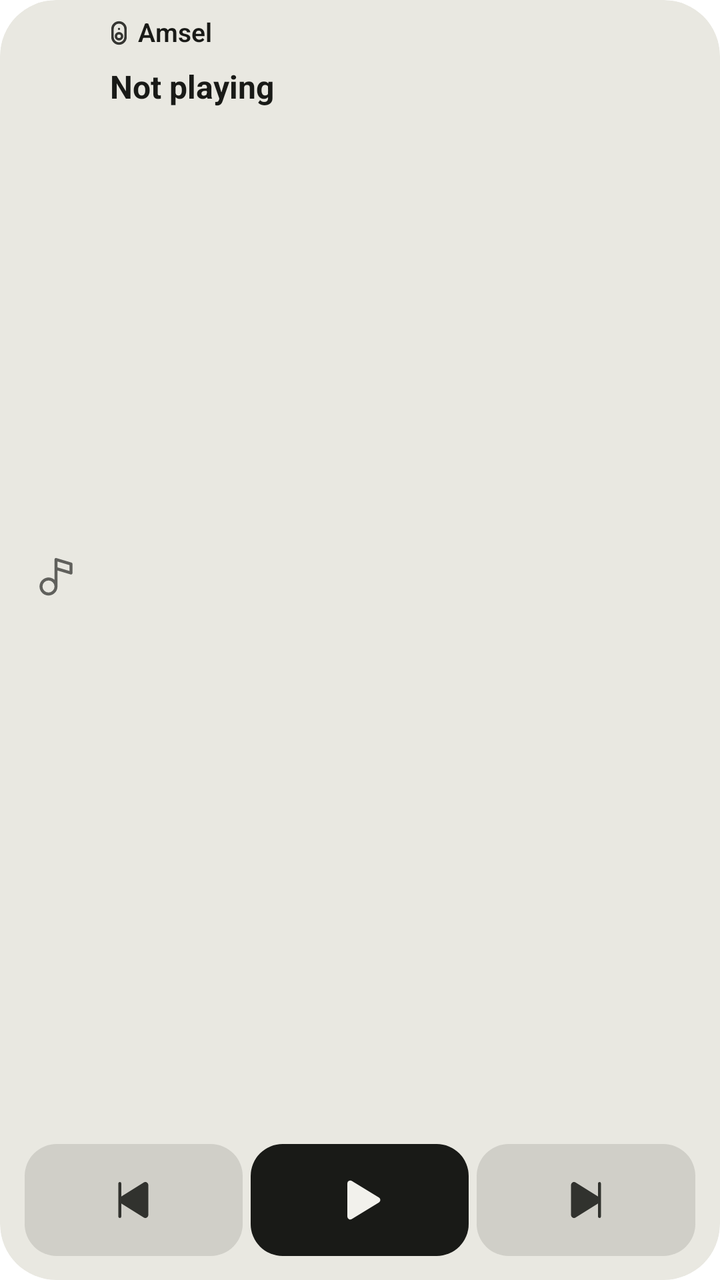
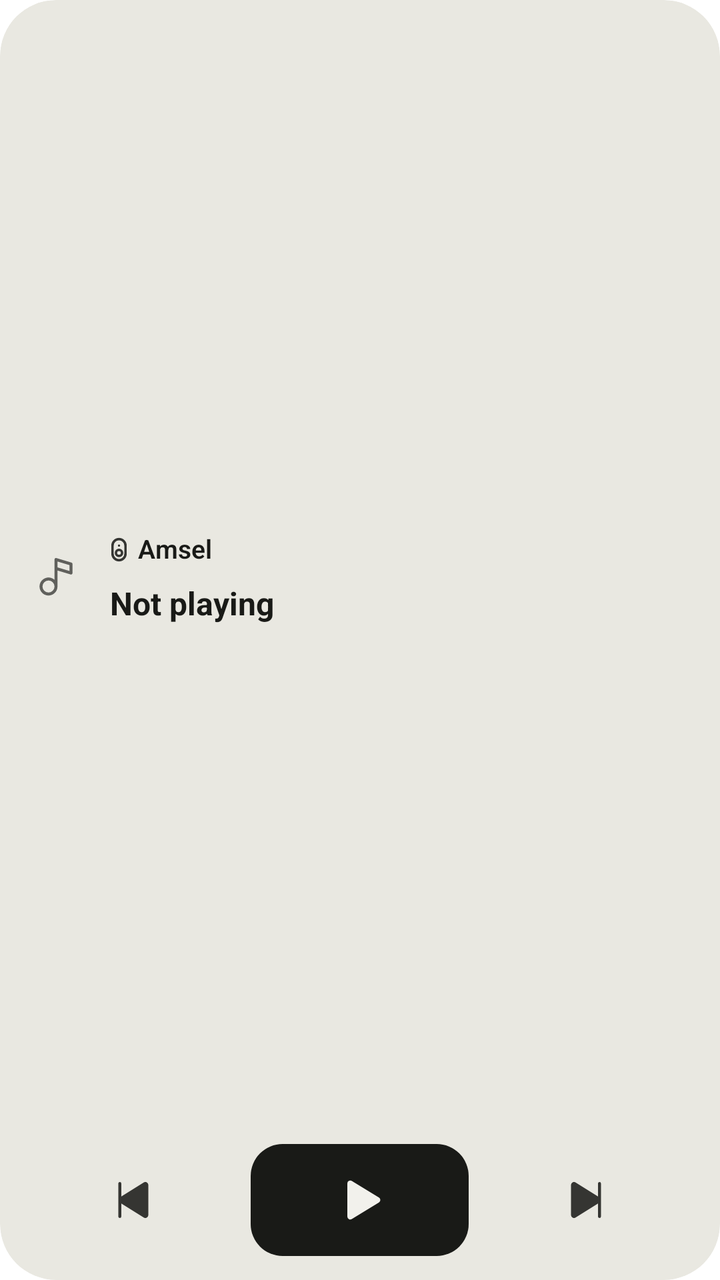

An Android layout rendered at two revisions. The XML below is the earlier revision; the diff shows what the commit changed to produce the second picture.
<!-- AndroidManifest.xml: application theme Theme.Amsel.Starting -->
<!-- res/layout/widget_player.xml -->
<?xml version="1.0" encoding="utf-8"?>
<FrameLayout xmlns:android="http://schemas.android.com/apk/res/android"
    xmlns:tools="http://schemas.android.com/tools"
    android:id="@android:id/background"
    android:layout_width="match_parent"
    android:layout_height="match_parent"
    android:background="@drawable/widget_background_cover"
    android:clipToOutline="true"
    tools:targetApi="31">

    <ImageView
        android:id="@+id/widget_cover"
        android:layout_width="match_parent"
        android:layout_height="match_parent"
        android:importantForAccessibility="no"
        android:scaleType="centerCrop"
        android:visibility="gone" />

    
    <ImageView
        android:id="@+id/widget_veil"
        android:layout_width="match_parent"
        android:layout_height="match_parent"
        android:importantForAccessibility="no"
        android:visibility="gone" />

    <LinearLayout
        android:id="@+id/widget_body"
        android:layout_width="match_parent"
        android:layout_height="match_parent"
        android:orientation="vertical"
        android:paddingStart="@dimen/widget_padding"
        android:paddingTop="@dimen/widget_padding_words"
        android:paddingEnd="@dimen/widget_padding"
        android:paddingBottom="@dimen/widget_padding">

        <LinearLayout
            android:layout_width="match_parent"
            android:layout_height="0dp"
            android:layout_weight="1"
            android:baselineAligned="false"
            android:orientation="horizontal">

            <include
                layout="@layout/widget_art"
                android:layout_width="wrap_content"
                android:layout_height="match_parent"
                android:layout_marginTop="@dimen/widget_words_lead_out_top" />

            
            <include
                layout="@layout/widget_words"
                android:layout_width="match_parent"
                android:layout_height="wrap_content"
                android:layout_marginStart="@dimen/widget_art_to_words_lead" />
        </LinearLayout>

        <include
            layout="@layout/widget_buttons"
            android:layout_width="match_parent"
            android:layout_height="@dimen/widget_cell_height"
            android:layout_marginStart="@dimen/widget_cell_inset_out"
            android:layout_marginTop="@dimen/widget_words_to_cells"
            android:layout_marginEnd="@dimen/widget_cell_inset_out" />
    </LinearLayout>
</FrameLayout>
<!-- res/layout/widget_art.xml (included above) -->
<?xml version="1.0" encoding="utf-8"?>
<FrameLayout xmlns:android="http://schemas.android.com/apk/res/android"
    xmlns:tools="http://schemas.android.com/tools"
    android:id="@+id/widget_art_box"
    android:layout_width="wrap_content"
    android:layout_height="match_parent"
    tools:ignore="MergeRootFrame">

    <ImageView
        android:id="@+id/widget_art"
        android:layout_width="wrap_content"
        android:layout_height="match_parent"
        android:adjustViewBounds="true"
        android:importantForAccessibility="no"
        android:scaleType="fitCenter"
        android:visibility="gone" />

    
    <ImageView
        android:id="@+id/widget_art_night"
        android:layout_width="wrap_content"
        android:layout_height="match_parent"
        android:adjustViewBounds="true"
        android:importantForAccessibility="no"
        android:scaleType="fitCenter"
        android:tint="@color/widget_night_tone"
        android:tintMode="src_in"
        android:visibility="gone" />

    <ImageView
        android:id="@+id/widget_art_blank"
        android:layout_width="wrap_content"
        android:layout_height="match_parent"
        android:adjustViewBounds="true"
        android:importantForAccessibility="no"
        android:scaleType="fitCenter"
        android:tint="@color/widget_cell_light"
        android:tintMode="src_in" />

    
    <ImageView
        android:id="@+id/widget_art_glyph"
        android:layout_width="32dp"
        android:layout_height="32dp"
        android:layout_gravity="center"
        android:importantForAccessibility="no"
        android:padding="4dp"
        android:src="@drawable/ic_track"
        android:tint="@color/widget_quiet_light"
        android:tintMode="src_in" />

    <ImageView
        android:id="@+id/widget_art_glyph_large"
        android:layout_width="40dp"
        android:layout_height="40dp"
        android:layout_gravity="center"
        android:importantForAccessibility="no"
        android:padding="4dp"
        android:src="@drawable/ic_track_light"
        android:tint="@color/widget_quiet_light"
        android:tintMode="src_in"
        android:visibility="gone" />
</FrameLayout>
<!-- res/layout/widget_words.xml (included above) -->
<?xml version="1.0" encoding="utf-8"?>
<LinearLayout xmlns:android="http://schemas.android.com/apk/res/android"
    android:id="@+id/widget_words"
    android:layout_width="match_parent"
    android:layout_height="wrap_content"
    android:orientation="vertical"
    android:paddingTop="3dp">

    <LinearLayout
        android:id="@+id/widget_speaker_row"
        android:layout_width="wrap_content"
        android:layout_height="wrap_content"
        android:gravity="center_vertical"
        android:orientation="horizontal"
        android:paddingStart="3dp"
        android:paddingEnd="0dp">

        <ImageView
            android:id="@+id/widget_speaker_glyph"
            android:layout_width="13sp"
            android:layout_height="13sp"
            android:importantForAccessibility="no"
            android:src="@drawable/ic_speaker_bold"
            android:tint="@color/widget_glyph_light"
            android:tintMode="src_in" />

        <TextView
            android:id="@+id/widget_speaker"
            android:layout_width="wrap_content"
            android:layout_height="wrap_content"
            android:ellipsize="end"
            android:fontFamily="sans-serif"
            android:includeFontPadding="false"
            android:lineHeight="16sp"
            android:maxLines="1"
            android:paddingStart="3dp"
            android:paddingEnd="0dp"
            android:text="@string/app_name"
            android:textColor="@color/widget_words_light"
            android:textFontWeight="600"
            android:textSize="13sp" />

        <TextView
            android:id="@+id/widget_level"
            android:layout_width="wrap_content"
            android:layout_height="wrap_content"
            android:ellipsize="end"
            android:fontFamily="sans-serif"
            android:includeFontPadding="false"
            android:lineHeight="16sp"
            android:maxLines="1"
            android:visibility="gone"
            android:textColor="@color/widget_quiet_light"
            android:textFontWeight="600"
            android:textSize="13sp" />
    </LinearLayout>

    <TextView
        android:id="@+id/widget_title"
        android:layout_width="match_parent"
        android:layout_height="wrap_content"
        android:ellipsize="end"
        android:fontFamily="sans-serif"
        android:includeFontPadding="false"
        android:lineHeight="20sp"
        android:maxLines="1"
        android:paddingStart="5dp"
        android:paddingTop="10dp"
        android:paddingEnd="0dp"
        android:text="@string/player_not_playing"
        android:textColor="@color/widget_words_light"
        android:textFontWeight="700"
        android:textSize="16sp" />

    <TextView
        android:id="@+id/widget_subtitle"
        android:layout_width="match_parent"
        android:layout_height="wrap_content"
        android:ellipsize="end"
        android:fontFamily="sans-serif"
        android:includeFontPadding="false"
        android:lineHeight="16sp"
        android:maxLines="1"
        android:paddingStart="5dp"
        android:paddingTop="4dp"
        android:paddingEnd="0dp"
        android:textColor="@color/widget_quiet_light"
        android:textFontWeight="400"
        android:textSize="13sp"
        android:visibility="gone" />
</LinearLayout>
<!-- res/layout/widget_buttons.xml (included above) -->
<?xml version="1.0" encoding="utf-8"?>
<LinearLayout xmlns:android="http://schemas.android.com/apk/res/android"
    android:id="@+id/widget_row"
    android:layout_width="match_parent"
    android:layout_height="match_parent"
    android:baselineAligned="false"
    android:orientation="horizontal">

    <FrameLayout
        android:id="@+id/widget_slot_1"
        android:layout_width="0dp"
        android:layout_weight="1"
        android:layout_height="match_parent"
        android:background="@drawable/widget_cell_light">

        <ImageView
            android:id="@+id/widget_glyph_1"
            android:layout_width="24dp"
            android:layout_height="24dp"
            android:layout_gravity="center"
            android:importantForAccessibility="no"
            android:src="@drawable/ic_skip_previous"
            android:tint="@color/widget_glyph_light"
            android:tintMode="src_in" />

        <ImageView
            android:id="@+id/widget_face_1"
            android:layout_width="28dp"
            android:layout_height="28dp"
            android:layout_gravity="center"
            android:importantForAccessibility="no"
            android:visibility="gone" />
    </FrameLayout>

    <FrameLayout
        android:id="@+id/widget_slot_2"
        android:layout_width="0dp"
        android:layout_weight="1"
        android:layout_height="match_parent"
        android:background="@drawable/widget_cell_play_light">

        <ImageView
            android:id="@+id/widget_glyph_2"
            android:layout_width="24dp"
            android:layout_height="24dp"
            android:layout_gravity="center"
            android:importantForAccessibility="no"
            android:src="@drawable/ic_play"
            android:tint="@color/widget_on_disc_light"
            android:tintMode="src_in" />

        <ImageView
            android:id="@+id/widget_face_2"
            android:layout_width="28dp"
            android:layout_height="28dp"
            android:layout_gravity="center"
            android:importantForAccessibility="no"
            android:visibility="gone" />
    </FrameLayout>

    <FrameLayout
        android:id="@+id/widget_slot_3"
        android:layout_width="0dp"
        android:layout_weight="1"
        android:layout_height="match_parent"
        android:background="@drawable/widget_cell_light">

        <ImageView
            android:id="@+id/widget_glyph_3"
            android:layout_width="24dp"
            android:layout_height="24dp"
            android:layout_gravity="center"
            android:importantForAccessibility="no"
            android:src="@drawable/ic_skip_next"
            android:tint="@color/widget_glyph_light"
            android:tintMode="src_in" />

        <ImageView
            android:id="@+id/widget_face_3"
            android:layout_width="28dp"
            android:layout_height="28dp"
            android:layout_gravity="center"
            android:importantForAccessibility="no"
            android:visibility="gone" />
    </FrameLayout>

    <FrameLayout
        android:id="@+id/widget_slot_4"
        android:layout_width="0dp"
        android:layout_weight="1"
        android:layout_height="match_parent"
        android:background="@drawable/widget_cell_light"
        android:visibility="gone">

        <ImageView
            android:id="@+id/widget_glyph_4"
            android:layout_width="24dp"
            android:layout_height="24dp"
            android:layout_gravity="center"
            android:importantForAccessibility="no"
            android:src="@drawable/ic_speaker"
            android:tint="@color/widget_glyph_light"
            android:tintMode="src_in" />

        <ImageView
            android:id="@+id/widget_face_4"
            android:layout_width="28dp"
            android:layout_height="28dp"
            android:layout_gravity="center"
            android:importantForAccessibility="no"
            android:visibility="gone" />
    </FrameLayout>
</LinearLayout>
<!-- resources referenced by this layout -->
<resources>
  <color name="widget_cell_light">#1F191A17</color>
  <color name="widget_glyph_light">#DE191A17</color>
  <color name="widget_night_tone">#00000000</color>
  <color name="widget_on_disc_light">#FFF2F1EC</color>
  <color name="widget_quiet_light">#A8191A17</color>
  <color name="widget_words_light">#FF191A17</color>
  <dimen name="widget_art_to_words_lead">6dp</dimen>
  <dimen name="widget_cell_height">56dp</dimen>
  <dimen name="widget_cell_inset_out">-2dp</dimen>
  <dimen name="widget_padding">12dp</dimen>
  <dimen name="widget_padding_words">6dp</dimen>
  <dimen name="widget_words_lead_out_top">6dp</dimen>
  <dimen name="widget_words_to_cells">8dp</dimen>
  <!-- drawable ic_skip_previous (drawable) -->
  <?xml version="1.0" encoding="utf-8"?>
  <vector xmlns:android="http://schemas.android.com/apk/res/android"
      android:width="24dp"
      android:height="24dp"
      android:autoMirrored="false"
      android:tint="?android:attr/colorControlNormal"
      android:viewportWidth="256"
      android:viewportHeight="256">
      <path
          android:fillColor="@android:color/white"
          android:pathData="M208,47.88V208.12a16,16,0,0,1-24.43,13.43L64,146.77V216a8,8,0,0,1-16,0V40a8,8,0,0,1,16,0v69.23L183.57,34.45A15.95,15.95,0,0,1,208,47.88Z" />
  </vector>
  <!-- drawable widget_background_cover (drawable) -->
  <?xml version="1.0" encoding="utf-8"?>
  <shape xmlns:android="http://schemas.android.com/apk/res/android" android:shape="rectangle">
      <solid android:color="@color/widget_background_cover" />
      <corners android:radius="@dimen/widget_radius" />
  </shape>
  <!-- drawable widget_cell_light (drawable) -->
  <?xml version="1.0" encoding="utf-8"?>
  <inset xmlns:android="http://schemas.android.com/apk/res/android"
      android:insetLeft="@dimen/widget_cell_inset"
      android:insetRight="@dimen/widget_cell_inset">
      <selector>
          <item android:state_pressed="true">
              <layer-list>
                  <item>
                      <shape android:shape="rectangle">
                          <solid android:color="@color/widget_cell_light" />
                          <corners android:radius="@dimen/widget_cell_radius" />
                      </shape>
                  </item>
                  <item>
                      <shape android:shape="rectangle">
                          <solid android:color="@color/widget_press_light" />
                          <corners android:radius="@dimen/widget_cell_radius" />
                      </shape>
                  </item>
              </layer-list>
          </item>
          <item>
              <shape android:shape="rectangle">
                  <solid android:color="@color/widget_cell_light" />
                  <corners android:radius="@dimen/widget_cell_radius" />
              </shape>
          </item>
      </selector>
  </inset>
  <string name="app_name" translatable="false">Amsel</string>
  <string name="player_not_playing">Not playing</string>
  <style name="Theme.Amsel.Starting" parent="Theme.SplashScreen.IconBackground">
          <item name="windowSplashScreenBackground">@color/splash_background</item>
          <item name="windowSplashScreenAnimatedIcon">@drawable/ic_launcher_foreground</item>
          <item name="windowSplashScreenIconBackgroundColor">@color/ic_launcher_background</item>
          <item name="postSplashScreenTheme">@style/Theme.Amsel</item>
      </style>
  <color name="widget_background_cover">#FFE9E8E1</color>
  <dimen name="widget_radius">0dp</dimen>
  <dimen name="widget_cell_inset">2dp</dimen>
  <dimen name="widget_cell_radius">16dp</dimen>
  <color name="widget_press_light">#14191A17</color>
  <color name="widget_disc_light">#FF191A17</color>
  <color name="widget_press_disc_light">#29F2F1EC</color>
  <color name="splash_background">#FFF2F1EC</color>
  <color name="ic_launcher_background">#FFF1E9DA</color>
  <style name="Theme.Amsel" parent="android:Theme.Material.Light.NoActionBar">
          <item name="android:windowBackground">@color/splash_background</item>
      </style>
  <!-- unchanged entries left out for length: 8 -->
</resources>

<!-- the commit's change to res/layout/widget_player.xml (unified diff, before → after) -->
@@ -34,7 +34,10 @@
         android:paddingEnd="@dimen/widget_padding"
         android:paddingBottom="@dimen/widget_padding">
 
+        
+        
         <LinearLayout
+            android:id="@+id/widget_top"
             android:layout_width="match_parent"
             android:layout_height="0dp"
             android:layout_weight="1"
@@ -52,7 +55,9 @@
                 layout="@layout/widget_words"
                 android:layout_width="match_parent"
                 android:layout_height="wrap_content"
-                android:layout_marginStart="@dimen/widget_art_to_words_lead" />
+                android:layout_gravity="center_vertical"
+                android:layout_marginStart="@dimen/widget_art_to_words_lead"
+                android:layout_marginTop="@dimen/widget_words_on_art" />
         </LinearLayout>
 
         <include
@@ -79,7 +84,7 @@
         android:layout_height="match_parent"
         android:adjustViewBounds="true"
         android:importantForAccessibility="no"
-        android:scaleType="fitCenter"
+        android:scaleType="fitStart"
         android:visibility="gone" />
 
     
@@ -89,7 +94,7 @@
         android:layout_height="match_parent"
         android:adjustViewBounds="true"
         android:importantForAccessibility="no"
-        android:scaleType="fitCenter"
+        android:scaleType="fitStart"
         android:tint="@color/widget_night_tone"
         android:tintMode="src_in"
         android:visibility="gone" />
@@ -100,7 +105,7 @@
         android:layout_height="match_parent"
         android:adjustViewBounds="true"
         android:importantForAccessibility="no"
-        android:scaleType="fitCenter"
+        android:scaleType="fitStart"
         android:tint="@color/widget_cell_light"
         android:tintMode="src_in" />
 
@@ -219,6 +224,43 @@
         android:textFontWeight="400"
         android:textSize="13sp"
         android:visibility="gone" />
+
+    
+    <Chronometer
+        android:id="@+id/widget_time"
+        android:layout_width="match_parent"
+        android:layout_height="wrap_content"
+        android:ellipsize="end"
+        android:fontFamily="sans-serif"
+        android:fontFeatureSettings="tnum"
+        android:includeFontPadding="false"
+        android:lineHeight="16sp"
+        android:maxLines="1"
+        android:paddingStart="5dp"
+        android:paddingTop="4dp"
+        android:paddingEnd="0dp"
+        android:textColor="@color/widget_quiet_light"
+        android:textFontWeight="400"
+        android:textSize="13sp"
+        android:visibility="gone" />
+
+    <TextView
+        android:id="@+id/widget_time_still"
+        android:layout_width="match_parent"
+        android:layout_height="wrap_content"
+        android:ellipsize="end"
+        android:fontFamily="sans-serif"
+        android:fontFeatureSettings="tnum"
+        android:includeFontPadding="false"
+        android:lineHeight="16sp"
+        android:maxLines="1"
+        android:paddingStart="5dp"
+        android:paddingTop="4dp"
+        android:paddingEnd="0dp"
+        android:textColor="@color/widget_quiet_light"
+        android:textFontWeight="400"
+        android:textSize="13sp"
+        android:visibility="gone" />
 </LinearLayout>
 <!-- res/layout/widget_buttons.xml (included above) -->
 <?xml version="1.0" encoding="utf-8"?>
@@ -234,7 +276,7 @@
         android:layout_width="0dp"
         android:layout_weight="1"
         android:layout_height="match_parent"
-        android:background="@drawable/widget_cell_light">
+        android:background="@drawable/widget_bare_light">
 
         <ImageView
             android:id="@+id/widget_glyph_1"
@@ -286,7 +328,7 @@
         android:layout_width="0dp"
         android:layout_weight="1"
         android:layout_height="match_parent"
-        android:background="@drawable/widget_cell_light">
+        android:background="@drawable/widget_bare_light">
 
         <ImageView
             android:id="@+id/widget_glyph_3"
@@ -312,7 +354,7 @@
         android:layout_width="0dp"
         android:layout_weight="1"
         android:layout_height="match_parent"
-        android:background="@drawable/widget_cell_light"
+        android:background="@drawable/widget_bare_light"
         android:visibility="gone">
 
         <ImageView
@@ -333,4 +375,112 @@
             android:importantForAccessibility="no"
             android:visibility="gone" />
     </FrameLayout>
+
+    <FrameLayout
+        android:id="@+id/widget_slot_5"
+        android:layout_width="0dp"
+        android:layout_weight="1"
+        android:layout_height="match_parent"
+        android:background="@drawable/widget_bare_light"
+        android:visibility="gone">
+
+        <ImageView
+            android:id="@+id/widget_glyph_5"
+            android:layout_width="24dp"
+            android:layout_height="24dp"
+            android:layout_gravity="center"
+            android:importantForAccessibility="no"
+            android:src="@drawable/ic_speaker"
+            android:tint="@color/widget_glyph_light"
+            android:tintMode="src_in" />
+
+        <ImageView
+            android:id="@+id/widget_face_5"
+            android:layout_width="28dp"
+            android:layout_height="28dp"
+            android:layout_gravity="center"
+            android:importantForAccessibility="no"
+            android:visibility="gone" />
+    </FrameLayout>
+
+    <FrameLayout
+        android:id="@+id/widget_slot_6"
+        android:layout_width="0dp"
+        android:layout_weight="1"
+        android:layout_height="match_parent"
+        android:background="@drawable/widget_bare_light"
+        android:visibility="gone">
+
+        <ImageView
+            android:id="@+id/widget_glyph_6"
+            android:layout_width="24dp"
+            android:layout_height="24dp"
+            android:layout_gravity="center"
+            android:importantForAccessibility="no"
+            android:src="@drawable/ic_speaker"
+            android:tint="@color/widget_glyph_light"
+            android:tintMode="src_in" />
+
+        <ImageView
+            android:id="@+id/widget_face_6"
+            android:layout_width="28dp"
+            android:layout_height="28dp"
+            android:layout_gravity="center"
+            android:importantForAccessibility="no"
+            android:visibility="gone" />
+    </FrameLayout>
+
+    <FrameLayout
+        android:id="@+id/widget_slot_7"
+        android:layout_width="0dp"
+        android:layout_weight="1"
+        android:layout_height="match_parent"
+        android:background="@drawable/widget_bare_light"
+        android:visibility="gone">
+
+        <ImageView
+            android:id="@+id/widget_glyph_7"
+            android:layout_width="24dp"
+            android:layout_height="24dp"
+            android:layout_gravity="center"
+            android:importantForAccessibility="no"
+            android:src="@drawable/ic_speaker"
+            android:tint="@color/widget_glyph_light"
+            android:tintMode="src_in" />
+
+        <ImageView
+            android:id="@+id/widget_face_7"
+            android:layout_width="28dp"
+            android:layout_height="28dp"
+            android:layout_gravity="center"
+            android:importantForAccessibility="no"
+            android:visibility="gone" />
+    </FrameLayout>
+
+    <FrameLayout
+        android:id="@+id/widget_slot_8"
+        android:layout_width="0dp"
+        android:layout_weight="1"
+        android:layout_height="match_parent"
+        android:background="@drawable/widget_bare_light"
+        android:visibility="gone">
+
+        <ImageView
+            android:id="@+id/widget_glyph_8"
+            android:layout_width="24dp"
+            android:layout_height="24dp"
+            android:layout_gravity="center"
+            android:importantForAccessibility="no"
+            android:src="@drawable/ic_speaker"
+            android:tint="@color/widget_glyph_light"
+            android:tintMode="src_in" />
+
+        <ImageView
+            android:id="@+id/widget_face_8"
+            android:layout_width="28dp"
+            android:layout_height="28dp"
+            android:layout_gravity="center"
+            android:importantForAccessibility="no"
+            android:visibility="gone" />
+    </FrameLayout>
 </LinearLayout>
<!-- resource entries referenced after the edit -->
@@ -12,6 +12,7 @@
   <dimen name="widget_padding">12dp</dimen>
   <dimen name="widget_padding_words">6dp</dimen>
   <dimen name="widget_words_lead_out_top">6dp</dimen>
+  <dimen name="widget_words_on_art">3dp</dimen>
   <dimen name="widget_words_to_cells">8dp</dimen>
   <!-- drawable ic_skip_previous (drawable) -->
   <?xml version="1.0" encoding="utf-8"?>
@@ -32,34 +33,19 @@
       <solid android:color="@color/widget_background_cover" />
       <corners android:radius="@dimen/widget_radius" />
   </shape>
-  <!-- drawable widget_cell_light (drawable) -->
+  <!-- drawable widget_bare_light (drawable) -->
   <?xml version="1.0" encoding="utf-8"?>
   <inset xmlns:android="http://schemas.android.com/apk/res/android"
       android:insetLeft="@dimen/widget_cell_inset"
       android:insetRight="@dimen/widget_cell_inset">
       <selector>
           <item android:state_pressed="true">
-              <layer-list>
-                  <item>
-                      <shape android:shape="rectangle">
-                          <solid android:color="@color/widget_cell_light" />
-                          <corners android:radius="@dimen/widget_cell_radius" />
-                      </shape>
-                  </item>
-                  <item>
-                      <shape android:shape="rectangle">
-                          <solid android:color="@color/widget_press_light" />
-                          <corners android:radius="@dimen/widget_cell_radius" />
-                      </shape>
-                  </item>
-              </layer-list>
-          </item>
-          <item>
               <shape android:shape="rectangle">
                   <solid android:color="@color/widget_cell_light" />
                   <corners android:radius="@dimen/widget_cell_radius" />
               </shape>
           </item>
+          <item android:drawable="@android:color/transparent" />
       </selector>
   </inset>
   <string name="app_name" translatable="false">Amsel</string>
@@ -74,7 +60,6 @@
   <dimen name="widget_radius">0dp</dimen>
   <dimen name="widget_cell_inset">2dp</dimen>
   <dimen name="widget_cell_radius">16dp</dimen>
-  <color name="widget_press_light">#14191A17</color>
   <color name="widget_disc_light">#FF191A17</color>
   <color name="widget_press_disc_light">#29F2F1EC</color>
   <color name="splash_background">#FFF2F1EC</color>
